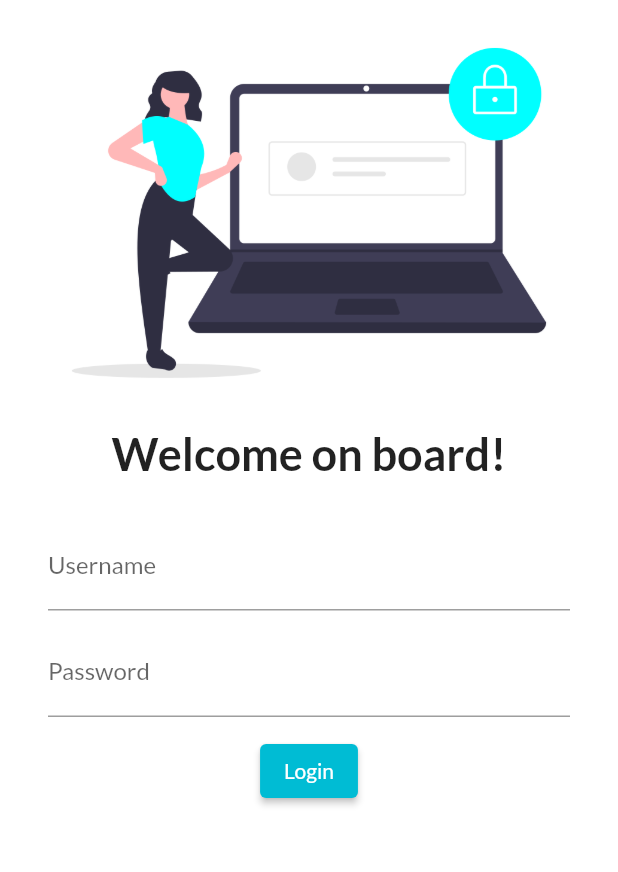
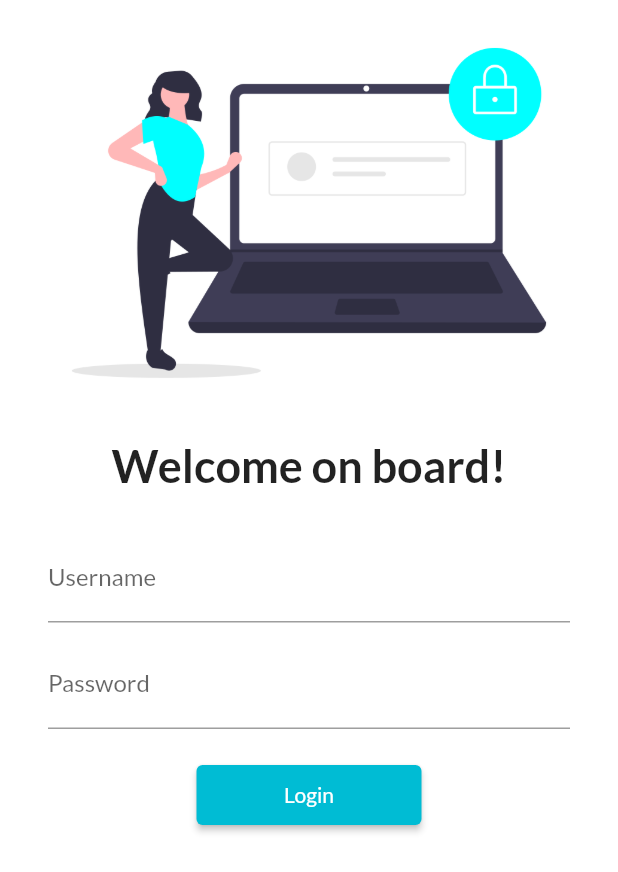
Before and after one commit to ElixerofCoding144/Flutter-Basics, a Flutter app: the screen it shows after launch, on a phone screen of 412 x 824 dp. Shown: the top 872 px of the screen. Run offline on Flutter 3.47's test engine with Material 2 defaults, Android fonts, the phone set to English and light mode, and no system bars; our stand-ins replace google_fonts.

Commit message:
day 5 completed

```diff
--- a/flutter_catalog/lib/main.dart
+++ b/flutter_catalog/lib/main.dart
@@ -1,4 +1,5 @@
 import 'package:flutter/material.dart';
+import 'package:flutter_catalog/util/routes.dart';
 import 'screens/home.dart';
 import 'screens/login.dart';
 import 'package:google_fonts/google_fonts.dart';
@@ -18,8 +19,8 @@ class MyApp extends StatelessWidget {
       initialRoute: "/",
       routes: {
         "/": (context) => Login(),
-        "/login": (context) => Login(),
-        "/home": (context) => Home(),
+        MyRoutes.homeRoute: (context) => Home(),
+        MyRoutes.loginRoute: (context) => Login(),
       },
     );
   }
--- a/flutter_catalog/lib/screens/login.dart
+++ b/flutter_catalog/lib/screens/login.dart
@@ -1,13 +1,22 @@
 import 'package:flutter/material.dart';
+import 'package:flutter_catalog/util/routes.dart';
 
 class Login extends StatelessWidget {
   @override
   Widget build(BuildContext context) {
     return Material(
         color: Colors.white,
+        child: SingleChildScrollView(
           child: Column(
             children: [
-            Image.asset("assets/images/login_image.png", fit: BoxFit.cover),
+              Image.asset(
+                "assets/images/login_image.png",
+                fit: BoxFit.cover,
+                //height: 500,
+              ),
+              SizedBox(
+                height: 8.0,
+              ),
               Text(
                 "Welcome on board!",
                 style: TextStyle(
@@ -19,8 +28,8 @@ class Login extends StatelessWidget {
                 height: 8.0,
               ),
               Padding(
-              padding:
-                  const EdgeInsets.symmetric(vertical: 20.0, horizontal: 32.0),
+                padding: const EdgeInsets.symmetric(
+                    vertical: 20.0, horizontal: 32.0),
                 child: Column(
                   children: [
                     //Username TextFormField
@@ -43,21 +52,22 @@ class Login extends StatelessWidget {
                       ),
                     ),
                     SizedBox(
-                    height: 12.0,
+                      height: 20.0,
                     ),
+                    //Login ElevatedButton
                     ElevatedButton(
                       child: Text("Login"),
-                    style: ElevatedButton.styleFrom(
-                      onPrimary: Colors.white,
-                    ),
+                      style: TextButton.styleFrom(
+                          primary: Colors.white, minimumSize: Size(150, 40)),
                       onPressed: () {
-                      print("Login Button Clicked");
+                        Navigator.pushNamed(context, MyRoutes.homeRoute);
                       },
                     )
                   ],
                 ),
               )
             ],
+          ),
         ));
   }
 }
--- /dev/null
+++ b/flutter_catalog/lib/util/routes.dart
@@ -0,0 +1,4 @@
+class MyRoutes {
+  static String loginRoute = "/login";
+  static String homeRoute = "/home";
+}
```
Lines whose indentation alone changed are shown as unchanged.
